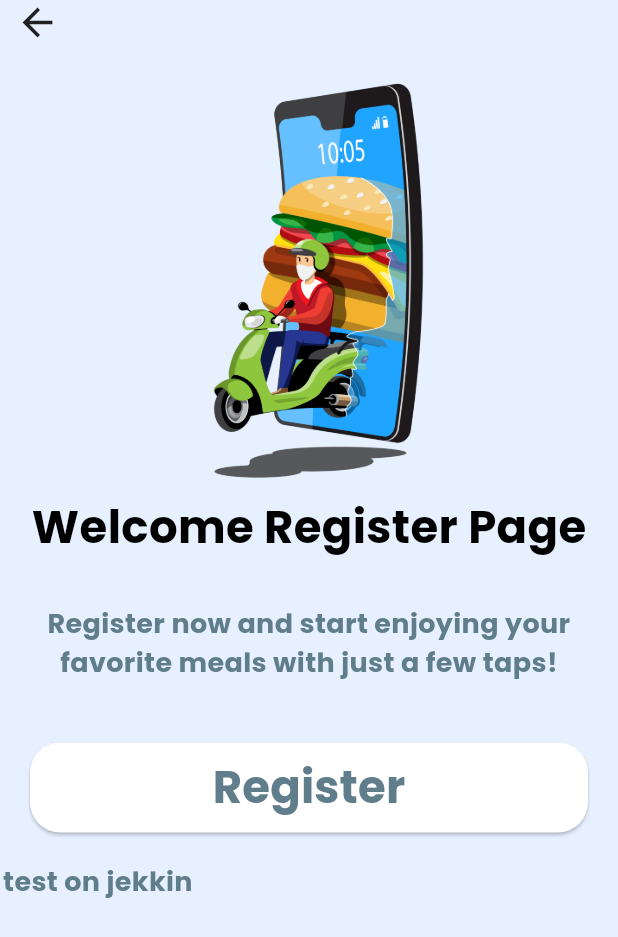
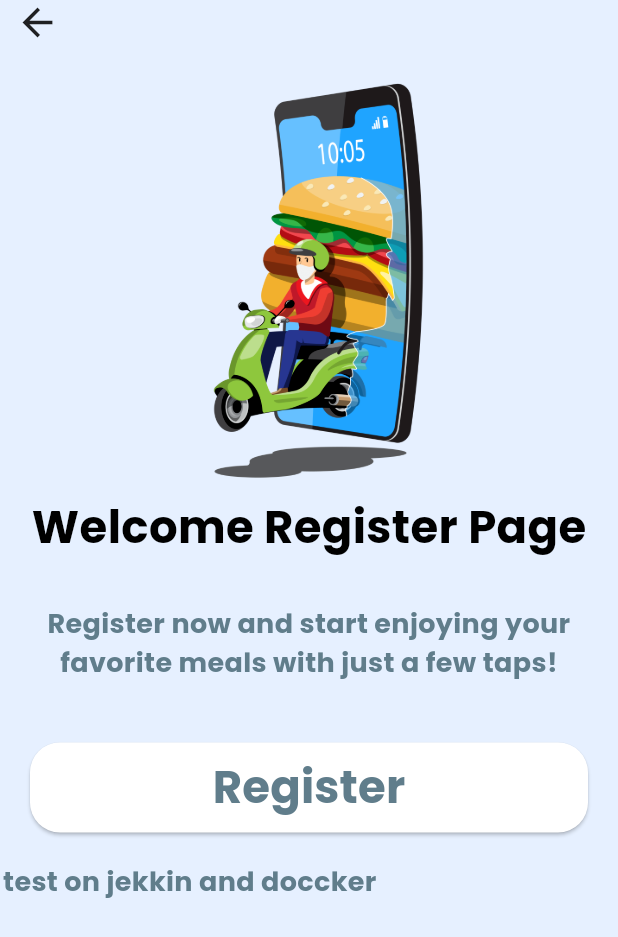
Before and after one commit to lixiuwen168-dev/flutter-cicd-project, a Flutter app: the RegisterPage screen opened directly, on a phone screen of 412 x 824 dp. Shown: the top 937 px of the screen. Run offline on Flutter 3.47's test engine with Material 3 defaults, Android fonts, the phone set to English and light mode, and no system bars; our stand-ins replace google_fonts; network calls fail.

Commit message:
test CICD

```diff
--- a/lib/pages/onbaording/register_page.dart
+++ b/lib/pages/onbaording/register_page.dart
@@ -91,7 +91,7 @@ class _RegisterPage extends State<RegisterPage> {
             SizedBox(height: 20),
             Text(
               textAlign: TextAlign.center,
-              "test on jekkin ",
+              "test on jekkin and doccker ",
               style: GoogleFonts.poppins(
                 color: Colors.blueGrey,
                 fontSize: 18,
```
Also changed, not shown: 1 other file.
